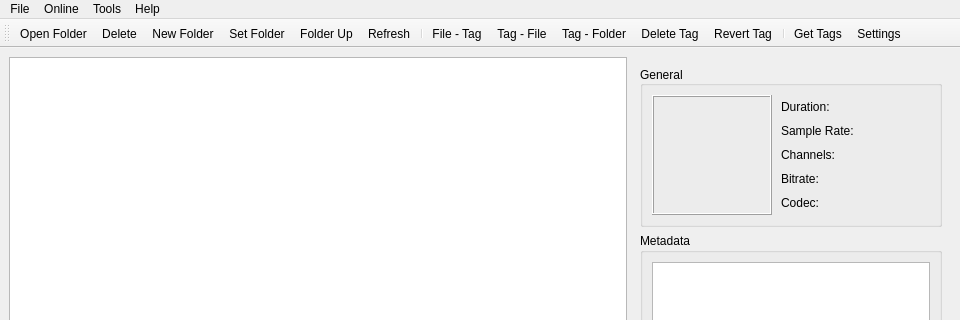
The window that TikTag/TikTagGui/views/mainWindow.ui (xsalon/TikTag-Music-Tagger) describes before a commit, drawn with Qt 5; both pictures show x 0 to 960 and y 0 to 320 of the 960 by 763 pixel window.
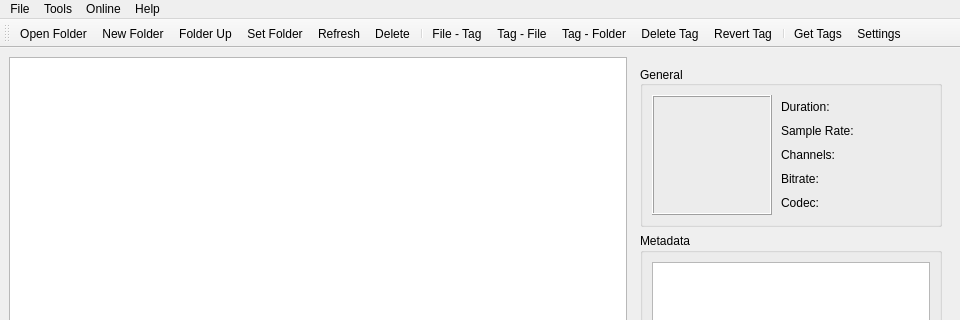
The same window after the commit. Icons and pictures are not drawn.

The edit to the form file:
```diff
--- a/TikTag/TikTagGui/views/mainWindow.ui
+++ b/TikTag/TikTagGui/views/mainWindow.ui
@@ -346,11 +346,11 @@
     <bool>false</bool>
    </attribute>
    <addaction name="actionSelectFolder"/>
-   <addaction name="actionDelete"/>
    <addaction name="actionCreateFolder"/>
-   <addaction name="actionSetRootDir"/>
    <addaction name="actionLevelUp"/>
+   <addaction name="actionSetRootDir"/>
    <addaction name="actionRefresh"/>
+   <addaction name="actionDelete"/>
    <addaction name="separator"/>
    <addaction name="actionFileToTag"/>
    <addaction name="actionTagToFile"/>
@@ -404,8 +404,8 @@
     <addaction name="actionGetOnlineTags"/>
    </widget>
    <addaction name="menuFile"/>
-   <addaction name="menuOnline"/>
    <addaction name="menuTools"/>
+   <addaction name="menuOnline"/>
    <addaction name="menuHelp"/>
   </widget>
   <action name="actionSelectFolder">
@@ -495,7 +495,7 @@
      <normaloff>:/icons/level-up.png</normaloff>:/icons/level-up.png</iconset>
    </property>
    <property name="text">
-    <string>Return</string>
+    <string>Folder Up</string>
    </property>
    <property name="iconText">
     <string>Folder Up</string>
```
Left out of the diff: 39 changed lines with no effect on the pictures.
